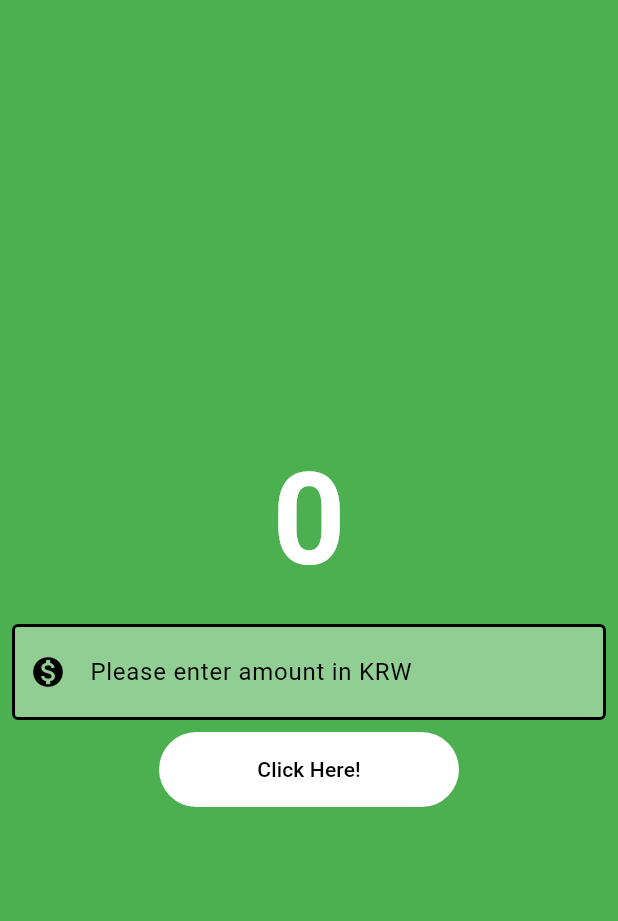
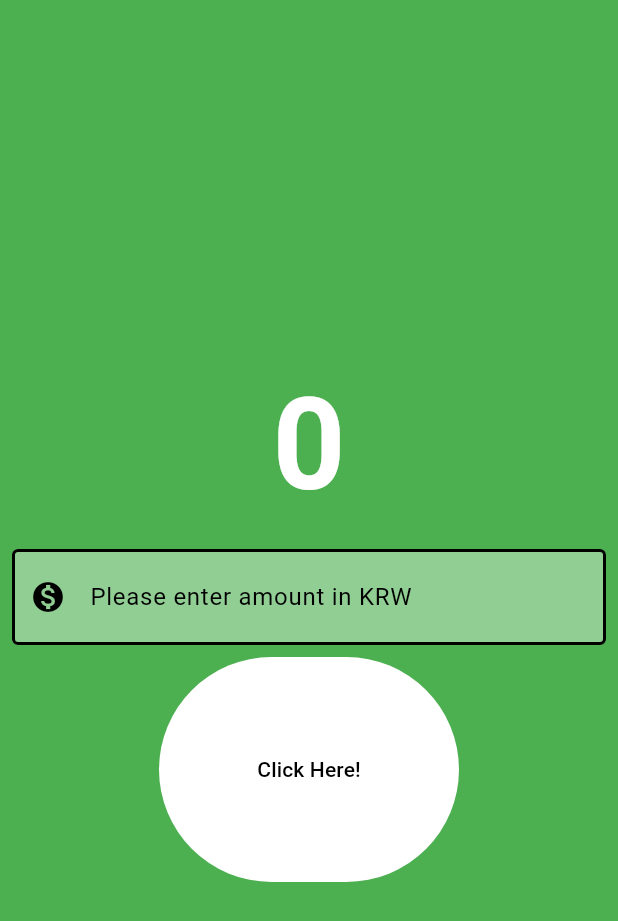
Before and after one commit to THSPSS/currency_converter_app, a Flutter app: the screen it shows after launch, on a phone screen of 412 x 824 dp. Shown: the top 921 px of the screen. Run offline on Flutter 3.47's test engine with Material 3 defaults, Android fonts, the phone set to English and light mode, and no system bars.

Commit message:
update text button style

```diff
--- a/lib/currency_converter_material_page.dart
+++ b/lib/currency_converter_material_page.dart
@@ -90,7 +90,7 @@ class _CurrencyConverterMaterialPageState extends State<CurrencyConverterMateria
                 style : const ButtonStyle(
                   backgroundColor: MaterialStatePropertyAll(Colors.white),
                   foregroundColor: MaterialStatePropertyAll(Colors.black),
-                  fixedSize: MaterialStatePropertyAll(Size(200, 50)),
+                  fixedSize: MaterialStatePropertyAll(Size(200, 150)),
                 ),
                 child: const Text('Click Here!'))
           ],
```
